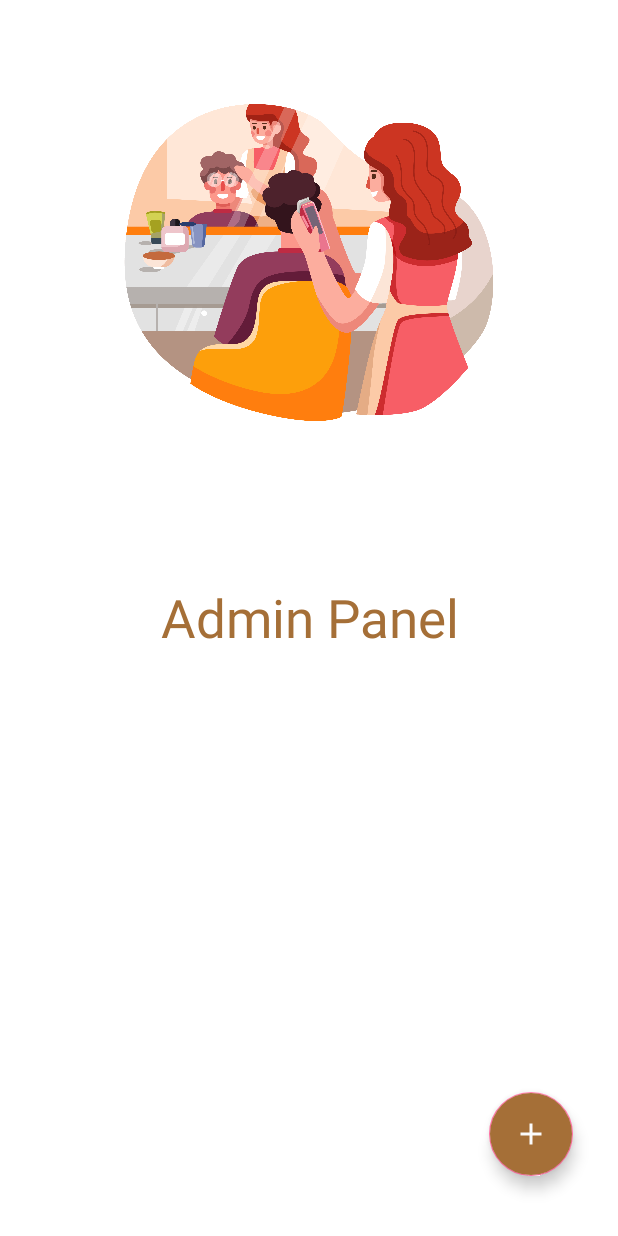
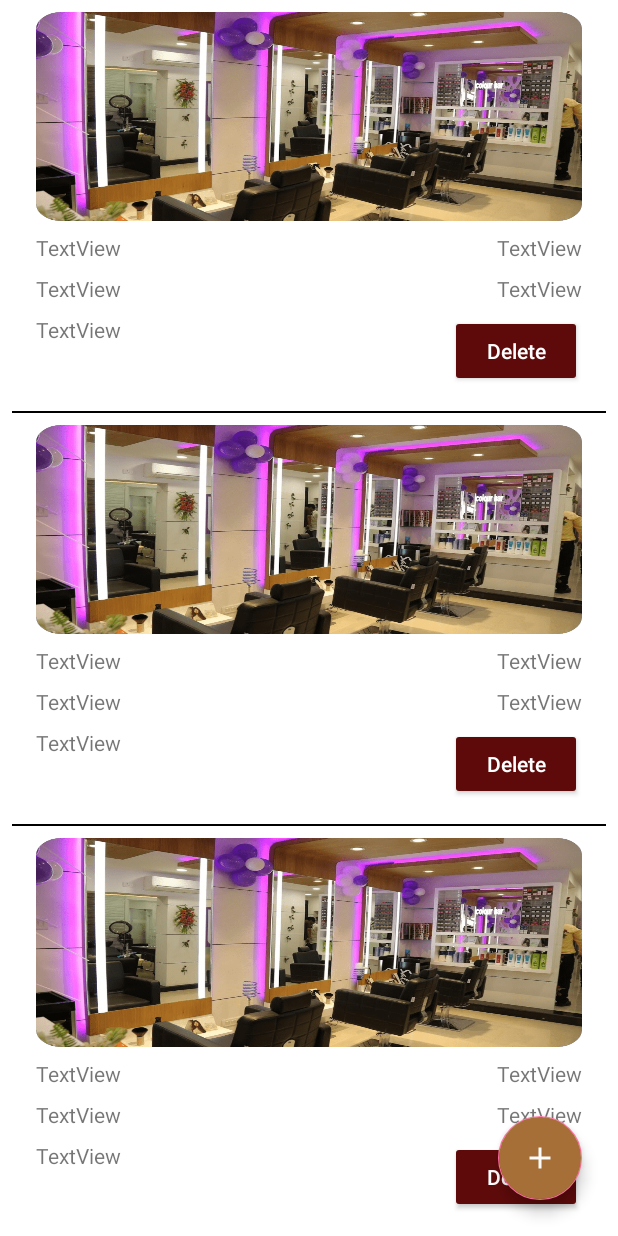
Before and after one commit to Aung-Thu-Khant/Glamour, an Android app: the layout activity_admin_dash_board.xml on its own in the app's theme, with its tools: preview values and no code run, on a phone screen of 412 x 824 dp. Run offline under Robolectric (Android 15) with nearby library versions, the phone set to English and light mode, and no system bars.

Commit message:
Third Commit

```diff
--- a/app/src/main/res/layout/activity_admin_dash_board.xml
+++ b/app/src/main/res/layout/activity_admin_dash_board.xml
@@ -1,5 +1,5 @@
 <?xml version="1.0" encoding="utf-8"?>
-<RelativeLayout xmlns:android="http://schemas.android.com/apk/res/android"
+<androidx.constraintlayout.widget.ConstraintLayout xmlns:android="http://schemas.android.com/apk/res/android"
     xmlns:app="http://schemas.android.com/apk/res-auto"
     xmlns:tools="http://schemas.android.com/tools"
     android:layout_width="match_parent"
@@ -8,35 +8,49 @@
     android:theme="@style/AppTheme.Fullscreen"
     tools:context=".AdminDashBoardActivity">
 
-    <ImageView
-        android:layout_width="match_parent"
-        android:layout_height="350dp"
-        android:src="@drawable/womenbarber"/>
+<!--    <ImageView-->
+<!--        android:layout_width="match_parent"-->
+<!--        android:layout_height="350dp"-->
+<!--        android:visibility="gone"-->
+<!--        android:src="@drawable/womenbarber"/>-->
 
-    <TextView
-        android:layout_width="match_parent"
-        android:layout_height="wrap_content"
-        android:text="Admin Panel"
-        android:textSize="35dp"
-        android:gravity="center"
-        android:textColor="@color/background_color"
-        android:layout_centerInParent="true"/>
+<!--    <TextView-->
+<!--        android:layout_width="match_parent"-->
+<!--        android:layout_height="wrap_content"-->
+<!--        android:text="Admin Panel"-->
+<!--        android:textSize="35dp"-->
+<!--        android:gravity="center"-->
+<!--        android:visibility="gone"-->
+<!--        android:textColor="@color/background_color"-->
+<!--        android:layout_centerInParent="true"/>-->
 
 
+    <androidx.recyclerview.widget.RecyclerView
+        android:id="@+id/rvsalons"
+        android:layout_width="0dp"
+        android:layout_height="match_parent"
+        android:layout_marginStart="8dp"
+        android:layout_marginTop="8dp"
+        android:layout_marginEnd="8dp"
+        app:layout_constraintEnd_toEndOf="parent"
+        app:layout_constraintStart_toStartOf="parent"
+        app:layout_constraintTop_toTopOf="parent"
+        tools:listitem="@layout/show_salon_item" />
     <com.google.android.material.floatingactionbutton.FloatingActionButton
         android:id="@+id/floatingAdd"
         android:layout_width="wrap_content"
         android:layout_height="wrap_content"
-        android:layout_alignParentRight="true"
-        android:layout_alignParentBottom="true"
-        android:layout_marginRight="30dp"
-        android:layout_marginBottom="40dp"
+        android:layout_marginEnd="24dp"
+        android:layout_marginBottom="24dp"
+        android:background="@color/background_color"
+        android:backgroundTint="@color/background_color"
         android:src="@drawable/ic_add"
-android:backgroundTint="@color/background_color"
-        android:background="@color/background_color"
         app:fabSize="normal"
+        app:layout_constraintBottom_toBottomOf="parent"
+        app:layout_constraintEnd_toEndOf="parent"
         tools:ignore="MissingConstraints">
 
     </com.google.android.material.floatingactionbutton.FloatingActionButton>
 
-</RelativeLayout>
+
+</androidx.constraintlayout.widget.ConstraintLayout>
--- /dev/null
+++ b/app/src/main/res/layout/show_salon_item.xml
@@ -0,0 +1,96 @@
+<?xml version="1.0" encoding="utf-8"?>
+<androidx.constraintlayout.widget.ConstraintLayout xmlns:android="http://schemas.android.com/apk/res/android"
+    xmlns:app="http://schemas.android.com/apk/res-auto"
+    xmlns:tools="http://schemas.android.com/tools"
+    android:layout_width="match_parent"
+    android:layout_height="wrap_content">
+
+    <ImageView
+        android:id="@+id/shopImg"
+        android:layout_width="match_parent"
+        android:layout_height="139dp"
+        android:layout_marginStart="16dp"
+        android:layout_marginEnd="16dp"
+        android:scaleType="fitXY"
+        app:layout_constraintEnd_toEndOf="parent"
+        app:layout_constraintStart_toStartOf="parent"
+        app:layout_constraintTop_toTopOf="parent"
+        app:srcCompat="@drawable/s2" />
+
+    <TextView
+        android:id="@+id/lbname"
+        android:layout_width="wrap_content"
+        android:layout_height="wrap_content"
+        android:layout_marginStart="16dp"
+        android:layout_marginTop="8dp"
+        android:text="TextView"
+        app:layout_constraintStart_toStartOf="parent"
+        app:layout_constraintTop_toBottomOf="@+id/shopImg" />
+
+    <TextView
+        android:id="@+id/lbphone"
+        android:layout_width="wrap_content"
+        android:layout_height="wrap_content"
+        android:layout_marginEnd="16dp"
+        android:text="TextView"
+        app:layout_constraintEnd_toEndOf="parent"
+        app:layout_constraintTop_toTopOf="@+id/lbname" />
+
+    <TextView
+        android:id="@+id/lbmail"
+        android:layout_width="wrap_content"
+        android:layout_height="wrap_content"
+        android:layout_marginTop="8dp"
+        android:text="TextView"
+        app:layout_constraintStart_toStartOf="@+id/lbname"
+        app:layout_constraintTop_toBottomOf="@+id/lbname" />
+
+    <TextView
+        android:id="@+id/lbaera"
+        android:layout_width="wrap_content"
+        android:layout_height="wrap_content"
+        android:text="TextView"
+        app:layout_constraintEnd_toEndOf="@+id/lbphone"
+        app:layout_constraintTop_toTopOf="@+id/lbmail" />
+
+    <TextView
+        android:id="@+id/lbaddress"
+        android:layout_width="wrap_content"
+        android:layout_height="wrap_content"
+        android:layout_marginTop="8dp"
+        android:text="TextView"
+        app:layout_constraintStart_toStartOf="@+id/lbmail"
+        app:layout_constraintTop_toBottomOf="@+id/lbmail" />
+
+    <View
+        android:layout_width="0dp"
+        android:layout_height="1dp"
+        android:layout_marginTop="16dp"
+        android:layout_marginBottom="8dp"
+        android:background="@color/black"
+        app:layout_constraintBottom_toBottomOf="parent"
+        app:layout_constraintEnd_toEndOf="parent"
+        app:layout_constraintStart_toStartOf="parent"
+        app:layout_constraintTop_toBottomOf="@+id/btnDelete" />
+
+    <Button
+        android:id="@+id/btnDelete"
+        android:layout_width="wrap_content"
+        android:layout_height="wrap_content"
+        android:text="Delete"
+        android:backgroundTint="#5E0A0A"
+        android:textColor="@color/white"
+        android:textAllCaps="false"
+        app:layout_constraintEnd_toEndOf="@+id/lbaera"
+        app:layout_constraintTop_toTopOf="@+id/lbaddress" />
+
+    <TextView
+        android:id="@+id/txtPass"
+        android:layout_width="wrap_content"
+        android:layout_height="wrap_content"
+        android:text="TextView"
+        android:visibility="gone"
+        app:layout_constraintEnd_toEndOf="parent"
+        app:layout_constraintStart_toStartOf="parent"
+        app:layout_constraintTop_toTopOf="@+id/shopImg" />
+</androidx.constraintlayout.widget.ConstraintLayout>
--- a/app/src/main/res/values/strings.xml
+++ b/app/src/main/res/values/strings.xml
@@ -1,5 +1,5 @@
 <resources>
-    <string name="app_name">Salonspot</string>
+    <string name="app_name">Glamour</string>
     <string name="title_activity_maps">Map</string>
 
     <string name="hello_world">Hello world!</string>
```
Also changed, not shown: app/src/main/java/com/scet/saloonspot/AdminDashBoardActivity.java (+49 -0 lines), app/src/main/java/com/scet/saloonspot/adapters/ShowSalonsAdapter.java (added, +145 -0 lines), app/src/main/java/com/scet/saloonspot/models/MySaloon.java (added, +71 -0 lines).
